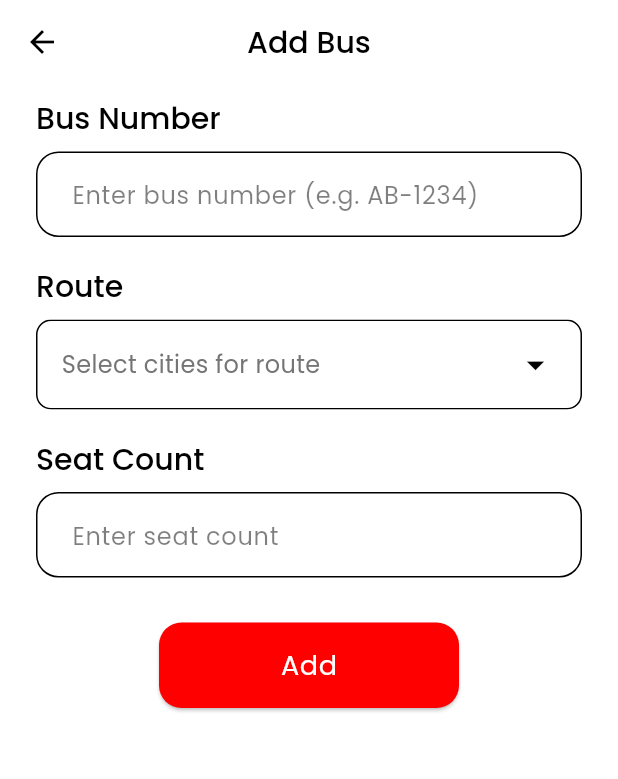
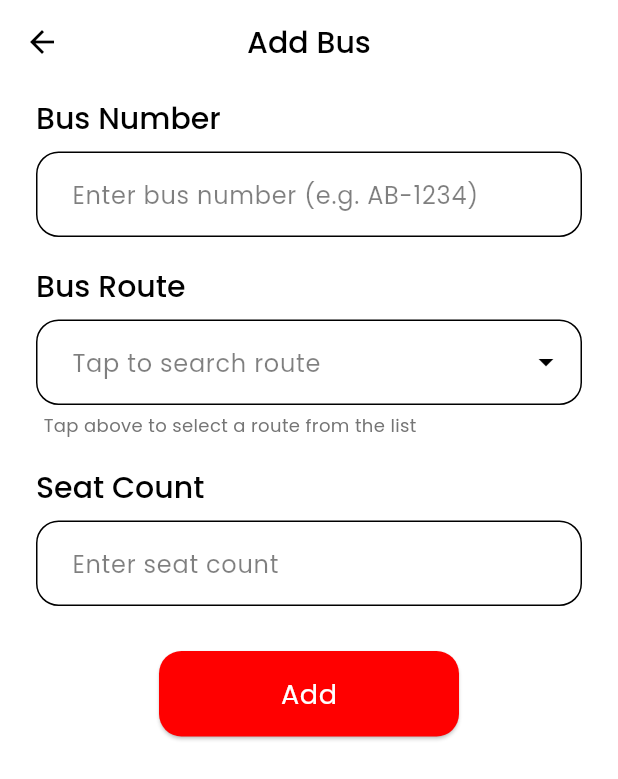
Before and after one commit to ChamalJulanJS/scango_new, a Flutter app: the AddBusScreen screen opened by its route, on a phone screen of 412 x 824 dp. Shown: the top 779 px of the screen. Run offline on Flutter 3.47's test engine with Material 3 defaults, Android fonts, the phone set to English and light mode, and no system bars; our stand-ins replace cloud_firestore, firebase_auth, firebase_core, firebase_storage, flutter_gemini, flutter_svg and 2 more; missing offline and left inert: nfc_manager; accounts and stored records are empty.

Commit message:
Bus route search

```diff
--- a/lib/screens/add_bus_screen.dart
+++ b/lib/screens/add_bus_screen.dart
@@ -26,64 +26,42 @@ class AddBusScreen extends StatefulWidget {
 class _AddBusScreenState extends State<AddBusScreen> {
   final TextEditingController _busNumberController = TextEditingController();
   final TextEditingController _seatCountController = TextEditingController();
+
+  // NEW: Controller for the clickable route field
+  final TextEditingController _routeDisplayController = TextEditingController();
+
   final DataService _dataService = DataService();
   bool _isLoading = false;
   String? _errorMessage;
   bool _isCheckingDuplicate = false;
 
-  // List of available cities (routes)
-  final List<String> colomboCities = [
-    "Colombo 01 - Fort",
-    "Colombo 02 - Slave Island",
-    "Colombo 03 - Kollupitiya",
-    "Colombo 04 - Bambalapitiya",
-    "Colombo 05 - Havelock Town",
-    "Colombo 06 - Wellawatte",
-    "Colombo 07 - Cinnamon Gardens",
-    "Colombo 08 - Borella",
-    "Colombo 09 - Dematagoda",
-    "Colombo 10 - Maradana",
-    "Colombo 11 - Pettah",
-    "Colombo 12 - Hulftsdorp",
-    "Colombo 13 - Kotahena",
-    "Colombo 14 - Grandpass",
-    "Colombo 15 - Mutwal",
-    "Dehiwala",
-    "Mount Lavinia",
-    "Maharagama",
-    "Kottawa",
-    "Nugegoda",
-    "Rajagiriya",
-    "Kotte",
-    "Battaramulla",
-    "Pelawatte",
-    "Thalawathugoda",
-    "Boralesgamuwa",
-    "Homagama",
-    "Pannipitiya",
-    "Padukka",
-    "Kesbewa",
-    "Moratuwa",
-    "Ratmalana",
-    "Angoda",
-    "Avissawella",
-    "Nittambuwa",
-    "Ruwanwella",
-  ];
+  // NEW: Stores the list of routes downloaded from Firebase
+  List<Map<String, dynamic>> _allRoutes = [];
+  bool _isLoadingRoutes = true;
 
-  // Selected routes
+  // Selected routes (Stores the Start and End city for the database)
   final List<String> _selectedRoutes = [];
 
   @override
   void initState() {
     super.initState();
-    // Add listener to bus number controller for auto uppercase
+
+    // 1. Load the routes from Firebase when the screen starts
+    _loadRoutes();
+
     _busNumberController.addListener(_onBusNumberChanged);
-    // Check if user has any buses
+
+    // Check if user is editing an existing bus
     if (widget.isEditing) {
       _busNumberController.text = widget.busNumber ?? '';
       _seatCountController.text = widget.totalSeats?.toString() ?? '';
       _selectedRoutes.addAll(widget.route ?? []);
+
+      // If editing, show the existing route in the text box
+      if (_selectedRoutes.length >= 2) {
+        _routeDisplayController.text =
+            "${_selectedRoutes[0]} - ${_selectedRoutes[1]}";
+      }
     }
   }
 
@@ -92,7 +70,123 @@ class _AddBusScreenState extends State<AddBusScreen> {
     _busNumberController.removeListener(_onBusNumberChanged);
     _busNumberController.dispose();
     _seatCountController.dispose();
+    _routeDisplayController.dispose(); // Don't forget to dispose this
     super.dispose();
+  }
+
+  // --- NEW: Fetch Routes Logic ---
+  Future<void> _loadRoutes() async {
+    // This calls the function you added to DataService in Step 2
+    final routes = await _dataService.getBusRoutes();
+    routes.sort((a, b) {
+      String numA = a['number'].toString();
+      String numB = b['number'].toString();
+      return numA.compareTo(numB); // Ascending order (01, 02, 100...)
+    });
+
+    if (mounted) {
+      setState(() {
+        _allRoutes = routes;
+        _isLoadingRoutes = false;
+      });
+    }
+  }
+
+  // --- NEW: Search Popup Logic ---
+  void _openRouteSearch() {
+    if (_isLoadingRoutes) {
+      ScaffoldMessenger.of(context).showSnackBar(
+        const SnackBar(content: Text("Loading routes, please wait...")),
+      );
+      return;
+    }
+
+    if (_allRoutes.isEmpty) {
+      ScaffoldMessenger.of(context).showSnackBar(
+        const SnackBar(content: Text("No routes found in database.")),
+      );
+      return;
+    }
+
+    showDialog(
+      context: context,
+      builder: (ctx) {
+        String query = "";
+        return StatefulBuilder(
+          builder: (context, setDialogState) {
+            // Filter the list based on what user types
+            final filtered = _allRoutes.where((r) {
+              return r['searchKey'].contains(query.toLowerCase());
+            }).toList();
+
+            return AlertDialog(
+              title: const Text("Select Bus Route",
+                  style: TextStyle(color: AppTheme.accentColor)),
+              content: SizedBox(
+                height: 400, // Fixed height for the popup list
+                width: double.maxFinite,
+                child: Column(
+                  children: [
+                    // Search Box inside the dialog
+                    TextField(
+                      decoration: InputDecoration(
+                        hintText: "Search (e.g. 138, Pettah)",
+                        prefixIcon: const Icon(Icons.search),
+                        border: OutlineInputBorder(
+                          borderRadius: BorderRadius.circular(10),
+                        ),
+                        contentPadding: const EdgeInsets.symmetric(
+                            vertical: 0, horizontal: 10),
+                      ),
+                      onChanged: (val) {
+                        setDialogState(() => query = val);
+                      },
+                    ),
+                    const SizedBox(height: 10),
+
+                    // List of Results
+                    Expanded(
+                      child: ListView.builder(
+                        itemCount: filtered.length,
+                        itemBuilder: (context, index) {
+                          final route = filtered[index];
+                          return ListTile(
+                            title: Text(
+                              route['display'],
+                              style:
+                                  const TextStyle(fontWeight: FontWeight.w500),
+                            ),
+                            onTap: () {
+                              // When a user clicks a row, save it and close dialog
+                              setState(() {
+                                _selectedRoutes.clear();
+                                _selectedRoutes.add(route['start']);
+                                _selectedRoutes.add(route['end']);
+                                _routeDisplayController.text = route['display'];
+                              });
+                              Navigator.pop(context);
+                            },
+                          );
+                        },
+                      ),
+                    ),
+                  ],
+                ),
+              ),
+              shape: RoundedRectangleBorder(
+                  borderRadius: BorderRadius.circular(15)),
+              actions: [
+                TextButton(
+                  onPressed: () => Navigator.pop(context),
+                  child: const Text("Cancel",
+                      style: TextStyle(color: Colors.grey)),
+                )
+              ],
+            );
+          },
+        );
+      },
+    );
   }
 
   void _onBusNumberChanged() {
@@ -134,7 +228,7 @@ class _AddBusScreenState extends State<AddBusScreen> {
         });
       }
     } catch (e) {
-      // Silently fail on duplicate check, will validate again on submit
+      // Silently fail
     } finally {
       if (mounted) {
         setState(() {
@@ -146,7 +240,6 @@ class _AddBusScreenState extends State<AddBusScreen> {
 
   // Validate bus number format
   bool _isValidBusNumber(String busNumber) {
-    // Check if bus number has only allowed characters: A-Z, 0-9, -
     final RegExp validFormat = RegExp(r'^[A-Z0-9\-]+$');
     return validFormat.hasMatch(busNumber);
   }
@@ -167,7 +260,7 @@ class _AddBusScreenState extends State<AddBusScreen> {
     }
 
     if (_selectedRoutes.length != 2) {
-      _showError('Please select exactly 2 cities for the route');
+      _showError('Please select a valid bus route');
       return;
     }
 
@@ -189,7 +282,6 @@ class _AddBusScreenState extends State<AddBusScreen> {
 
     try {
       if (widget.isEditing && widget.busId != null) {
-        // Update existing bus (bus number is read-only when editing)
         await _dataService.busesCollection.doc(widget.busId!).update({
           'route': _selectedRoutes,
           'totalSeats': seatCount,
@@ -205,7 +297,6 @@ class _AddBusScreenState extends State<AddBusScreen> {
           Navigator.pop(context, true);
         }
       } else {
-        // Check for duplicate bus number before adding
         final isDuplicate = await _dataService.isBusNumberExists(busNumber);
         if (isDuplicate) {
           _showError('Bus number already exists');
@@ -215,7 +306,6 @@ class _AddBusScreenState extends State<AddBusScreen> {
           return;
         }
 
-        // Add bus to Firestore
         await _dataService.addBus(
           busNumber: busNumber,
           route: _selectedRoutes,
@@ -225,11 +315,11 @@ class _AddBusScreenState extends State<AddBusScreen> {
         // Clear fields
         _busNumberController.clear();
         _seatCountController.clear();
+        _routeDisplayController.clear(); // Clear the new controller too
         setState(() {
           _selectedRoutes.clear();
         });
 
-        // Show success message
         if (mounted) {
           ScaffoldMessenger.of(context).showSnackBar(
             const SnackBar(
@@ -260,121 +350,6 @@ class _AddBusScreenState extends State<AddBusScreen> {
         content: Text(message),
         backgroundColor: AppTheme.redColor,
       ),
-    );
-  }
-
-  // Function to show the multi-select dropdown
-  Future<void> _showMultiSelectDialog() async {
-    await showDialog(
-      context: context,
-      builder: (ctx) {
-        // Create a local list to hold the selected items during dialog session
-        List<String> tempSelectedRoutes = List.from(_selectedRoutes);
-
-        return StatefulBuilder(
-          builder: (context, setState) {
-            return AlertDialog(
-              insetPadding:
-                  const EdgeInsets.symmetric(horizontal: 10, vertical: 20),
-              title: Text(
-                'Select Exactly 2 Routes',
-                style: TextStyle(
-                  color: AppTheme.accentColor,
-                  fontWeight: FontWeight.bold,
-                ),
-              ),
-              backgroundColor: Theme.of(context).scaffoldBackgroundColor,
-              content: SizedBox(
-                width: double.maxFinite,
-                child: SingleChildScrollView(
-                  child: Column(
-                    mainAxisSize: MainAxisSize.min,
-                    children: colomboCities.map((city) {
-                      return CheckboxListTile(
-                        title: Text(
-                          city,
-                          style: TextStyle(
-                            fontWeight: tempSelectedRoutes.contains(city)
-                                ? FontWeight.bold
-                                : FontWeight.normal,
-                          ),
-                        ),
-                        value: tempSelectedRoutes.contains(city),
-                        activeColor: AppTheme.accentColor,
-                        checkColor: Colors.white,
-                        onChanged: (isChecked) {
-                          setState(() {
-                            if (isChecked!) {
-                              if (tempSelectedRoutes.length >= 2) {
-                                // Prevent selecting more than two
-                                ScaffoldMessenger.of(context).showSnackBar(
-                                  SnackBar(
-                                    content: const Text(
-                                        'You can select only 2 routes'),
-                                    backgroundColor: AppTheme.redColor,
-                                    duration: const Duration(seconds: 2),
-                                  ),
-                                );
-                              } else {
-                                tempSelectedRoutes.add(city);
-                              }
-                            } else {
-                              tempSelectedRoutes.remove(city);
-                            }
-                          });
-                        },
-                        secondary: tempSelectedRoutes.contains(city)
-                            ? Icon(Icons.location_on,
-                                color: AppTheme.accentColor)
-                            : Icon(Icons.location_on_outlined,
-                                color: Colors.grey),
-                      );
-                    }).toList(),
-                  ),
-                ),
-              ),
-              actions: <Widget>[
-                TextButton(
-                  style: TextButton.styleFrom(
-                    foregroundColor: Colors.grey,
-                  ),
-                  child: const Text('Cancel'),
-                  onPressed: () => Navigator.pop(context),
-                ),
-                ElevatedButton(
-                  style: ElevatedButton.styleFrom(
-                    backgroundColor: AppTheme.accentColor,
-                    foregroundColor: Colors.white,
-                  ),
-                  child: const Text('Save'),
-                  onPressed: () {
-                    if (tempSelectedRoutes.length != 2) {
-                      ScaffoldMessenger.of(context).showSnackBar(
-                        SnackBar(
-                          content: const Text('Please select exactly 2 routes'),
-                          backgroundColor: AppTheme.redColor,
-                          duration: const Duration(seconds: 2),
-                        ),
-                      );
-                      return;
-                    }
-                    // Update the actual selected routes
-                    this.setState(() {
-                      _selectedRoutes.clear();
-                      _selectedRoutes.addAll(tempSelectedRoutes);
-                    });
-                    Navigator.pop(context);
-                  },
-                ),
-              ],
-              shape: RoundedRectangleBorder(
-                borderRadius: BorderRadius.circular(15),
-              ),
-              actionsPadding: EdgeInsets.symmetric(horizontal: 16, vertical: 8),
-            );
-          },
-        );
-      },
     );
   }
 
@@ -434,70 +409,46 @@ class _AddBusScreenState extends State<AddBusScreen> {
                               : null,
                         ),
                       ),
+
                       const SizedBox(height: 20),
+
+                      // --- UPDATED ROUTE SECTION ---
                       Text(
-                        'Route',
+                        'Bus Route',
                         style: Theme.of(context).textTheme.titleLarge,
                       ),
                       const SizedBox(height: 10),
-                      Material(
-                        color: Colors.transparent,
-                        child: InkWell(
-                          onTap: _showMultiSelectDialog,
-                          borderRadius: BorderRadius.circular(10),
-                          child: Ink(
-                            decoration: BoxDecoration(
-                              border: Border.all(color: AppTheme.accentColor),
-                              borderRadius: BorderRadius.circular(10),
-                            ),
-                            child: Container(
-                              width: double.infinity,
-                              padding: const EdgeInsets.symmetric(
-                                  horizontal: 16, vertical: 15),
-                              child: Row(
-                                children: [
-                                  Expanded(
-                                    child: _selectedRoutes.isEmpty
-                                        ? Text(
-                                            'Select cities for route',
-                                            style: TextStyle(
-                                              color: Colors.grey[600],
-                                            ),
-                                          )
-                                        : Column(
-                                            crossAxisAlignment:
-                                                CrossAxisAlignment.start,
-                                            children: [
-                                              Text(
-                                                '${_selectedRoutes.length} cities selected',
-                                                style: TextStyle(
-                                                  color: AppTheme.accentColor,
-                                                  fontWeight: FontWeight.bold,
-                                                ),
-                                              ),
-                                              const SizedBox(height: 4),
-                                              Text(
-                                                _selectedRoutes.join(', '),
-                                                style: Theme.of(context)
-                                                    .textTheme
-                                                    .bodyMedium,
-                                                overflow: TextOverflow.ellipsis,
-                                                maxLines: 1,
-                                              ),
-                                            ],
-                                          ),
-                                  ),
-                                  Icon(
-                                    Icons.arrow_drop_down,
-                                    color: AppTheme.accentColor,
-                                    size: 28,
-                                  ),
-                                ],
-                              ),
-                            ),
+                      TextField(
+                        controller: _routeDisplayController,
+                        readOnly: true, // User cannot type here manually
+                        onTap: _openRouteSearch, // Open search on tap
+                        decoration: InputDecoration(
+                          hintText: 'Tap to search route',
+                          suffixIcon: const Icon(Icons.arrow_drop_down,
+                              color: AppTheme.accentColor),
+                          border: OutlineInputBorder(
+                            borderRadius: BorderRadius.circular(10.0),
+                            borderSide:
+                                const BorderSide(color: AppTheme.accentColor),
+                          ),
+                          focusedBorder: OutlineInputBorder(
+                            borderRadius: BorderRadius.circular(10.0),
+                            borderSide: const BorderSide(
+                                color: AppTheme.accentColor, width: 2.0),
                           ),
                         ),
                       ),
+                      if (_selectedRoutes.isEmpty)
+                        Padding(
+                          padding: const EdgeInsets.only(top: 5.0, left: 5.0),
+                          child: Text(
+                            "Tap above to select a route from the list",
+                            style: TextStyle(
+                                fontSize: 12, color: Colors.grey[600]),
+                          ),
+                        ),
+                      // ---------------------------
+
                       const SizedBox(height: 20),
                       Text(
                         'Seat Count',
--- a/lib/screens/checkout_screen.dart
+++ b/lib/screens/checkout_screen.dart
@@ -45,7 +45,7 @@ class _CheckoutScreenState extends State<CheckoutScreen> {
     });
 
     // Small delay for UX
-    await Future.delayed(const Duration(milliseconds: 500));
+    await Future.delayed(const Duration(seconds: 5));
 
     if (!mounted) return;
 
```
Also changed, not shown: lib/services/data_service.dart (+28 -0 lines), 1 other file.
